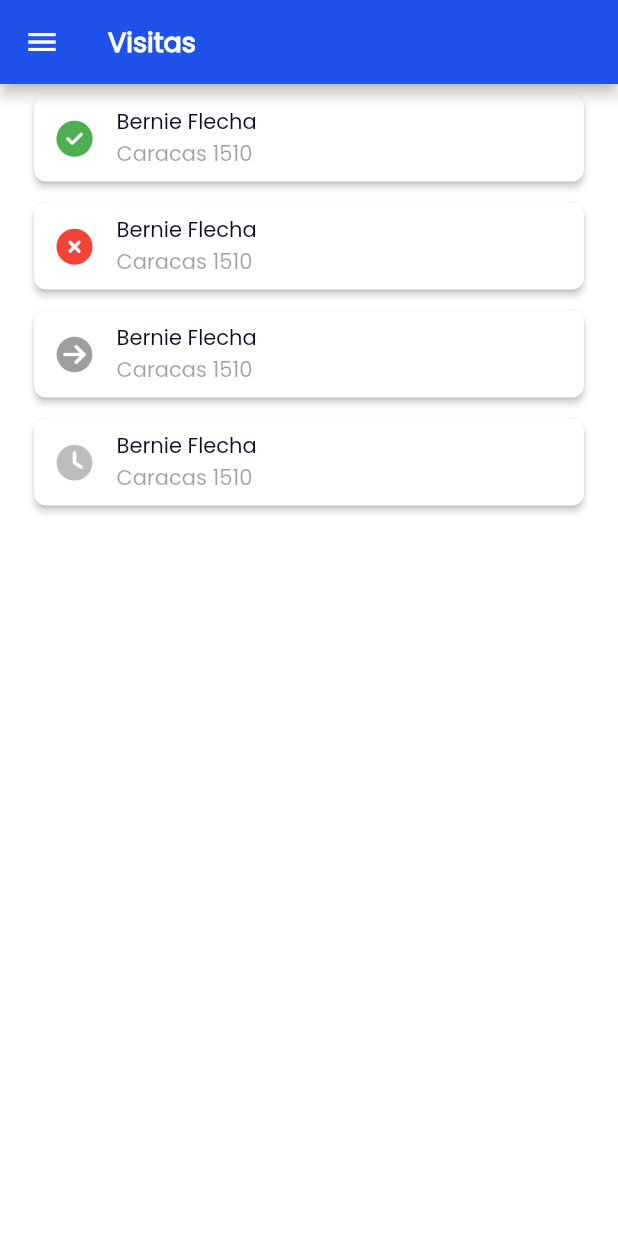
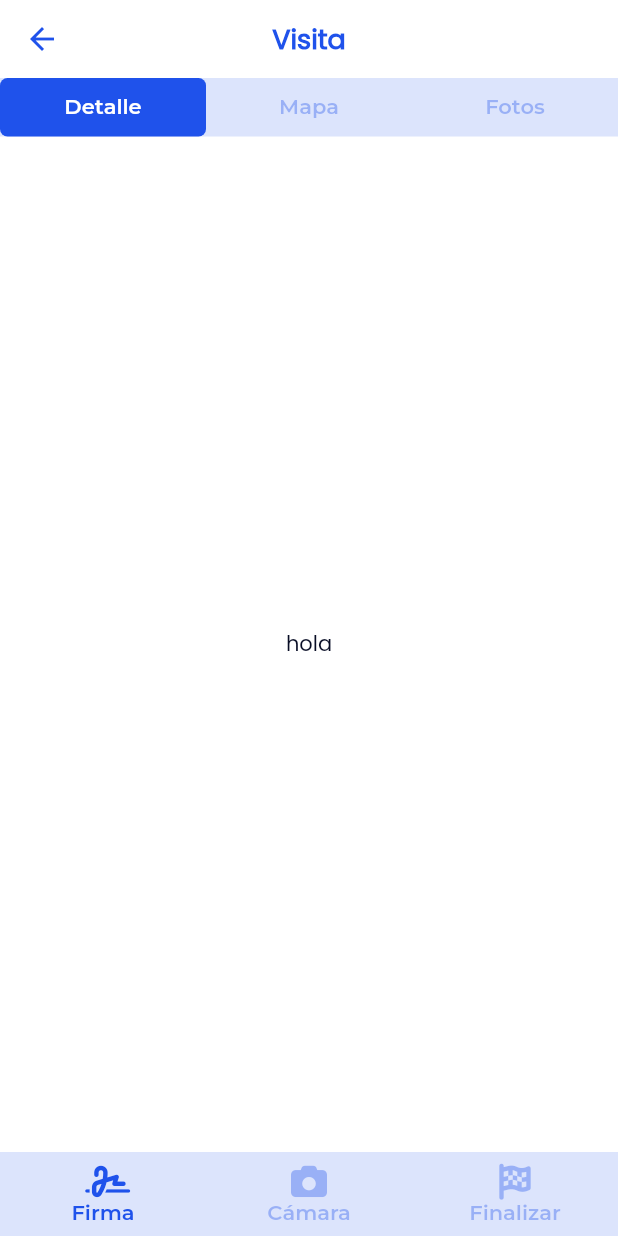
Before and after one commit to carolinadalfonso/YenDoc, a Flutter app: the HomeScreen screen opened directly, after a tap on "Bernie Flecha", on a phone screen of 412 x 824 dp. Run offline on Flutter 3.47's test engine with Material 2 defaults, Android fonts, the phone set to English and light mode, and no system bars; our stand-ins replace font_awesome_flutter, get; network calls fail.

Commit message:
Pantalla de visita 🏥

```diff
--- a/lib/controllers/visit_card_controller.dart
+++ b/lib/controllers/visit_card_controller.dart
@@ -1,3 +1,8 @@
 import 'package:get/get.dart';
+import 'package:yendoc/views/screens/visit_screen.dart/visit_screen.dart';
 
-class VisitCardController extends GetxController {}
+class VisitCardController extends GetxController {
+  visit() {
+    Get.to(() => const VisitScreen());
+  }
+}
--- /dev/null
+++ b/lib/controllers/visit_controller.dart
@@ -0,0 +1,10 @@
+import 'package:get/get.dart';
+
+class VisitController extends GetxController {
+  int selectedIndex = 0;
+
+  void onItemTapped(int index) {
+    selectedIndex = index;
+    update();
+  }
+}
--- a/lib/core/framework/injection_container.dart
+++ b/lib/core/framework/injection_container.dart
@@ -2,6 +2,7 @@ import 'package:yendoc/controllers/about_controller.dart';
 import 'package:yendoc/controllers/home_controller.dart';
 import 'package:yendoc/controllers/login_controller.dart';
 import 'package:yendoc/controllers/visit_card_controller.dart';
+import 'package:yendoc/controllers/visit_controller.dart';
 
 class InjectionContainer extends Bindings {
   @override
@@ -10,5 +11,6 @@ class InjectionContainer extends Bindings {
     Get.put<LoginController>(LoginController());
     Get.put<AboutController>(AboutController());
     Get.put<VisitCardController>(VisitCardController());
+    Get.put<VisitController>(VisitController());
   }
 }
--- a/lib/core/framework/localization/base/localization_base.dart
+++ b/lib/core/framework/localization/base/localization_base.dart
@@ -12,7 +12,14 @@ abstract class LocalizationBase extends Translations {
           'drawer.visits': 'Visitas',
           'drawer.about': 'Acerca de',
           'drawer.signOut': 'Cerrar Sesión',
+          'drawer.visit': 'Visita',
           'about.developedBy': 'Desarrollado por:',
+          'visit.detail': 'Detalle',
+          'visit.map': 'Mapa',
+          'visit.photos': 'Fotos',
+          'visit.signature': 'Firma',
+          'visit.camera': 'Cámara',
+          'visit.finish': 'Finalizar',
         },
         'en': {
           'common.ok': 'Ok',
@@ -22,7 +29,14 @@ abstract class LocalizationBase extends Translations {
           'login.password': 'Password',
           'drawer.about': 'About',
           'drawer.signOut': 'Sign out',
+          'drawer.visit': 'Visit',
           'about.developedBy': 'Developed by:',
+          'visit.detail': 'Detail',
+          'visit.map': 'Map',
+          'visit.photos': 'Photos',
+          'visit.signature': 'Signature',
+          'visit.camera': 'Camera',
+          'visit.finish': 'Finish',
         }
       };
 }
--- a/lib/core/framework/localization/localization.dart
+++ b/lib/core/framework/localization/localization.dart
@@ -5,6 +5,7 @@ class Localization extends LocalizationBase {
   static _LoginLocalization xLogin = _LoginLocalization();
   static _DrawerLocalization xDrawer = _DrawerLocalization();
   static _AboutLocalization xAbout = _AboutLocalization();
+  static _VisitLocalization xVisit = _VisitLocalization();
 }
 
 class _LoginLocalization {
@@ -17,8 +18,18 @@ class _DrawerLocalization {
   final visits = 'drawer.visits'.tr;
   final about = 'drawer.about'.tr;
   final signOut = 'drawer.signOut'.tr;
+  final visit = 'drawer.visit'.tr;
 }
 
 class _AboutLocalization {
   final developedBy = 'about.developedBy'.tr;
 }
+
+class _VisitLocalization {
+  final detail = 'visit.detail'.tr;
+  final map = 'visit.map'.tr;
+  final photos = 'visit.photos'.tr;
+  final signature = 'visit.signature'.tr;
+  final camera = 'visit.camera'.tr;
+  final finish = 'visit.finish'.tr;
+}
--- a/lib/core/framework/theme/theme_manager.dart
+++ b/lib/core/framework/theme/theme_manager.dart
@@ -51,7 +51,7 @@ class ThemeManager {
         unselectedLabelColor: kPrimaryColor100,
         indicator: BoxDecoration(
           borderRadius: const BorderRadius.all(Radius.elliptical(5, 5)),
-          color: kPrimaryColor100,
+          color: kPrimaryColor,
         ),
       ),
       drawerTheme: const DrawerThemeData(
@@ -73,6 +73,21 @@ class ThemeManager {
       snackBarTheme: const SnackBarThemeData(
         contentTextStyle: TextStyle(fontFamily: 'Poppins'),
       ),
+      bottomNavigationBarTheme: BottomNavigationBarThemeData(
+        backgroundColor: kPrimaryColor50,
+        unselectedItemColor: kPrimaryColor100,
+        selectedItemColor: kPrimaryColor,
+        elevation: 0,
+        unselectedLabelStyle: const TextStyle(
+          fontFamily: 'Montserrat',
+          fontWeight: FontWeight.bold,
+          fontSize: 14,
+        ),
+        selectedLabelStyle: const TextStyle(
+          fontFamily: 'Montserrat',
+          fontSize: 14,
+        ),
+      ),
       textSelectionTheme: TextSelectionThemeData(
         cursorColor: kPrimaryColor,
         selectionColor: kPrimaryColor100,
--- a/lib/views/screens/home/home_screen.dart
+++ b/lib/views/screens/home/home_screen.dart
@@ -4,7 +4,6 @@ import 'package:get/get.dart';
 import 'package:yendoc/controllers/home_controller.dart';
 import 'package:yendoc/core/framework/localization/localization.dart';
 import 'package:yendoc/core/framework/size_config/size_config.dart';
-import 'package:yendoc/core/framework/theme/theme_manager.dart';
 import 'package:yendoc/views/widgets/common/drawer/drawer_menu.dart';
 import 'package:yendoc/views/widgets/common/visit_card/visit_card.dart';
 
@@ -27,10 +26,10 @@ class HomeScreen extends GetView<HomeController> {
           child: Column(
             mainAxisAlignment: MainAxisAlignment.start,
             children: const [
-              VisitCard(icon: FontAwesomeIcons.solidCircleCheck, iconColor: Colors.green, visitId: 4),
-              VisitCard(icon: FontAwesomeIcons.solidCircleXmark, iconColor: Colors.red, visitId: 3),
-              VisitCard(icon: FontAwesomeIcons.circleArrowRight, iconColor: Colors.black38, visitId: 2),
-              VisitCard(icon: FontAwesomeIcons.solidClock, iconColor: Colors.black26, visitId: 1),
+              VisitCard(icon: FontAwesomeIcons.circleCheck, iconColor: Colors.green, visitId: 4),
+              VisitCard(icon: FontAwesomeIcons.circleXmark, iconColor: Colors.red, visitId: 3),
+              VisitCard(icon: FontAwesomeIcons.circleRight, iconColor: Colors.black38, visitId: 2),
+              VisitCard(icon: FontAwesomeIcons.clock, iconColor: Colors.black26, visitId: 1),
               // GetBuilder<HomeController>(
               //   init: controller,
               //   builder: (controller) {
--- /dev/null
+++ b/lib/views/screens/visit_screen.dart/visit_screen.dart
@@ -0,0 +1,91 @@
+import 'package:flutter/material.dart';
+import 'package:font_awesome_flutter/font_awesome_flutter.dart';
+import 'package:get/get.dart';
+import 'package:yendoc/controllers/visit_controller.dart';
+import 'package:yendoc/core/framework/localization/localization.dart';
+import 'package:yendoc/core/framework/size_config/size_config.dart';
+import 'package:yendoc/core/framework/theme/theme_manager.dart';
+
+class VisitScreen extends GetView<VisitController> {
+  const VisitScreen({Key? key}) : super(key: key);
+
+  @override
+  Widget build(BuildContext context) {
+    return DefaultTabController(
+      length: 3,
+      child: Scaffold(
+        backgroundColor: Colors.white,
+        appBar: AppBar(
+          centerTitle: true,
+          elevation: 0,
+          foregroundColor: ThemeManager.kPrimaryColor,
+          backgroundColor: Colors.white,
+          title: Text(
+            Localization.xDrawer.visit,
+            style: TextStyle(color: ThemeManager.kPrimaryColor),
+          ),
+          bottom: PreferredSize(
+            preferredSize: const Size.fromHeight(35),
+            child: ColoredBox(
+              color: ThemeManager.kPrimaryColor50,
+              child: TabBar(
+                tabs: [
+                  Tab(
+                    height: 17,
+                    child: Text(Localization.xVisit.detail),
+                  ),
+                  Tab(
+                    height: 17,
+                    child: Text(Localization.xVisit.map),
+                  ),
+                  Tab(
+                    height: 17,
+                    child: Text(Localization.xVisit.photos),
+                  ),
+                ],
+              ),
+            ),
+          ),
+        ),
+        body: const TabBarView(
+          children: [
+            Align(
+              alignment: Alignment.center,
+              child: Text("hola"),
+            ),
+            Align(
+              alignment: Alignment.center,
+              child: Text("hola1"),
+            ),
+            Align(
+              alignment: Alignment.center,
+              child: Text("hola2"),
+            ),
+          ],
+        ),
+        bottomNavigationBar: GetBuilder<VisitController>(
+            init: controller,
+            builder: (controller) {
+              return BottomNavigationBar(
+                items: <BottomNavigationBarItem>[
+                  BottomNavigationBarItem(
+                    icon: const Icon(FontAwesomeIcons.signature), //or penFancy
+                    label: Localization.xVisit.signature,
+                  ),
+                  BottomNavigationBarItem(
+                    icon: const Icon(FontAwesomeIcons.camera),
+                    label: Localization.xVisit.camera,
+                  ),
+                  BottomNavigationBarItem(
+                    icon: const Icon(FontAwesomeIcons.flagCheckered),
+                    label: Localization.xVisit.finish,
+                  ),
+                ],
+                currentIndex: controller.selectedIndex,
+                onTap: (index) => controller.onItemTapped(index),
+              );
+            }),
+      ),
+    );
+  }
+}
--- a/lib/views/widgets/common/visit_card/visit_card.dart
+++ b/lib/views/widgets/common/visit_card/visit_card.dart
@@ -22,19 +22,29 @@ class VisitCard extends GetView<VisitCardController> {
       child: InkWell(
         highlightColor: ThemeManager.kPrimaryColor100,
         borderRadius: BorderRadius.circular(8),
-        onTap: () => {},
+        onTap: () => controller.visit(),
         child: Card(
           shape: RoundedRectangleBorder(
             borderRadius: BorderRadius.circular(8),
           ),
           elevation: 2,
           child: Row(
+            mainAxisSize: MainAxisSize.max,
+            crossAxisAlignment: CrossAxisAlignment.start,
             children: [
-              Padding(
-                padding: const EdgeInsets.fromLTRB(15, 8, 8, 8),
+              Container(
+                decoration: BoxDecoration(
+                  color: iconColor,
+                  borderRadius: const BorderRadius.only(
+                    topLeft: Radius.circular(8),
+                    bottomLeft: Radius.circular(8),
+                  ),
+                ),
+                height: 58,
+                width: 50,
                 child: Icon(
                   icon,
-                  color: iconColor,
+                  color: Colors.white,
                 ),
               ),
               Padding(
```
